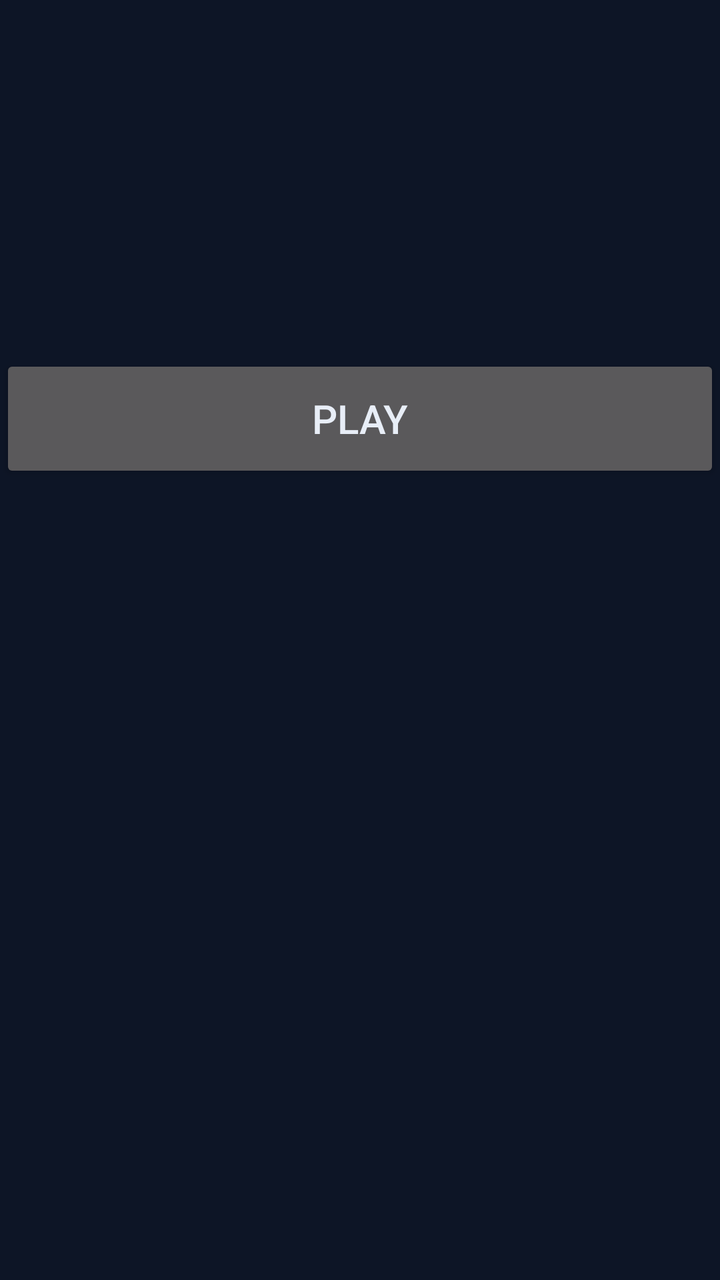
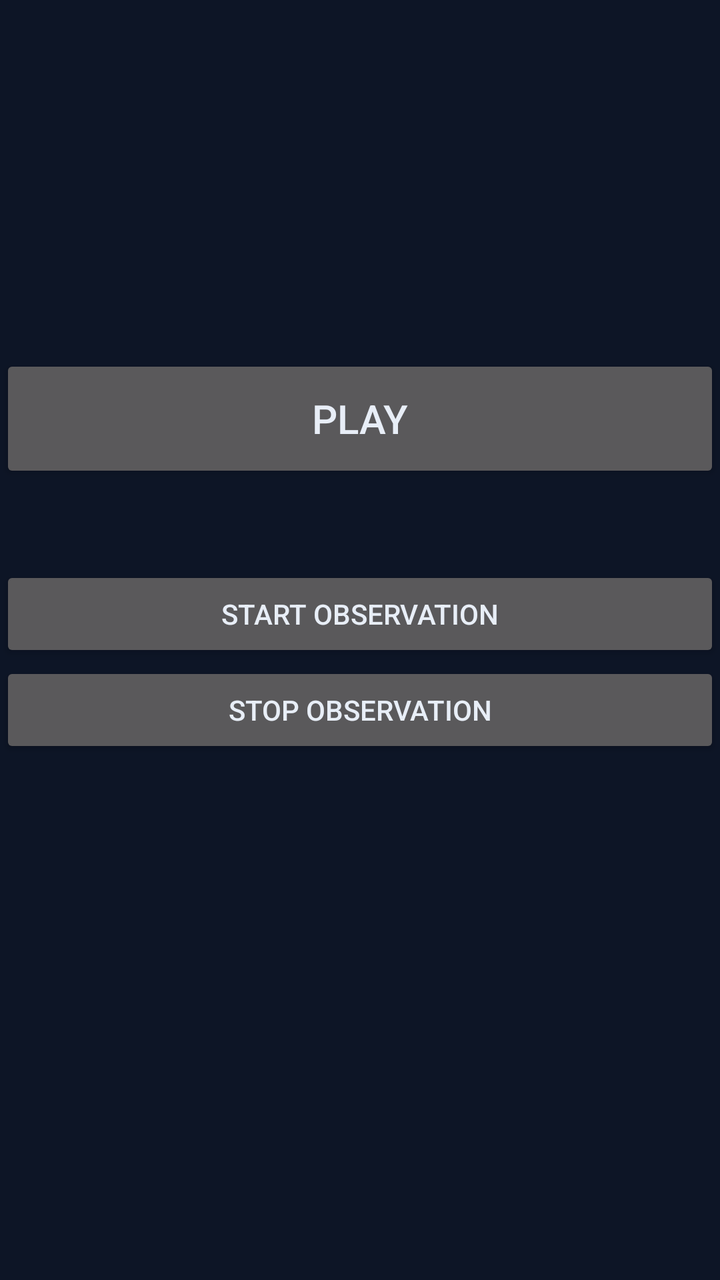

The first picture is an Android layout as it rendered before a commit; the second is the same layout after the commit. The layout source and the unified diff follow.
<!-- AndroidManifest.xml: application theme Theme.Xykell -->
<!-- res/layout/fragment_home.xml -->
<?xml version="1.0" encoding="utf-8"?>
<LinearLayout xmlns:android="http://schemas.android.com/apk/res/android"
    android:orientation="vertical"
    android:layout_width="match_parent"
    android:layout_height="wrap_content"
    android:gravity="center_horizontal">

    <TextView
        android:id="@+id/home_title"
        android:layout_width="wrap_content"
        android:layout_height="wrap_content"
        android:textSize="30sp"
        android:textStyle="bold"
        android:textColor="@color/xykell_accent"
        android:layout_marginTop="24dp" />

    <TextView
        android:id="@+id/home_versions"
        style="@style/XykellStatus" />

    <TextView
        android:id="@+id/home_xykell"
        style="@style/XykellStatus" />

    <TextView
        android:id="@+id/home_profile"
        style="@style/XykellStatus" />

    <Button
        android:id="@+id/home_play"
        android:layout_width="match_parent"
        android:layout_height="64dp"
        android:layout_marginTop="24dp"
        android:text="PLAY"
        android:textSize="20sp"
        android:minHeight="64dp" />

    <TextView
        android:id="@+id/home_play_status"
        style="@style/XykellStatus" />

    <TextView
        android:id="@+id/home_diag"
        style="@style/XykellStatus" />

</LinearLayout>
<!-- resources referenced by this layout -->
<resources>
  <color name="xykell_accent">#4FD8C7</color>
  <style name="XykellStatus" parent="android:Widget.TextView">
          <item name="android:layout_width">match_parent</item>
          <item name="android:layout_height">wrap_content</item>
          <item name="android:textSize">16sp</item>
          <item name="android:textColor">@color/xykell_text</item>
          <item name="android:layout_marginTop">8dp</item>
      </style>
  <style name="Theme.Xykell" parent="Theme.AppCompat.NoActionBar">
          <item name="android:windowBackground">@color/xykell_bg</item>
          <item name="android:textColor">@color/xykell_text</item>
          <item name="colorAccent">@color/xykell_accent</item>
      </style>
  <color name="xykell_text">#E8EEF7</color>
  <color name="xykell_bg">#0D1526</color>
</resources>

<!-- the commit's change to res/layout/fragment_home.xml (unified diff, before → after) -->
@@ -39,6 +39,24 @@
         android:id="@+id/home_play_status"
         style="@style/XykellStatus" />
 
+    
+    <Button
+        android:id="@+id/home_obs_start"
+        android:layout_width="match_parent"
+        android:layout_height="wrap_content"
+        android:layout_marginTop="12dp"
+        android:text="START OBSERVATION" />
+
+    <Button
+        android:id="@+id/home_obs_stop"
+        android:layout_width="match_parent"
+        android:layout_height="wrap_content"
+        android:text="STOP OBSERVATION" />
+
+    <TextView
+        android:id="@+id/home_obs_status"
+        style="@style/XykellStatus" />
+
     <TextView
         android:id="@+id/home_diag"
         style="@style/XykellStatus" />
